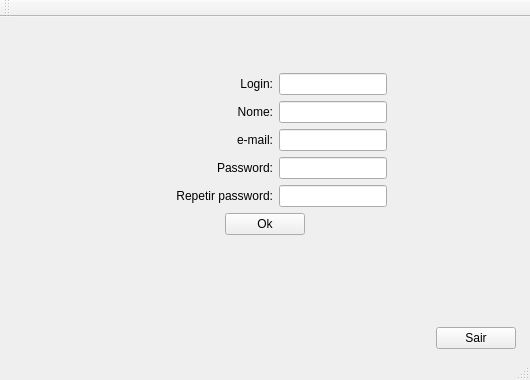
Old version of the form Controle_UsoDeEquipamento/GUI/telaRegistrarNovo.ui in the repository gpenello/ControleDeUso.
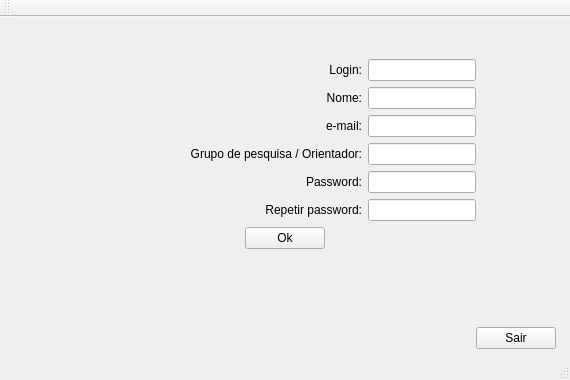
New version of the form.

Commit message: Adicionando usuário com grupo de pesquisa

Patch:
```diff
--- a/Controle_UsoDeEquipamento/GUI/telaRegistrarNovo.ui
+++ b/Controle_UsoDeEquipamento/GUI/telaRegistrarNovo.ui
@@ -6,19 +6,25 @@
    <rect>
     <x>0</x>
     <y>0</y>
-    <width>530</width>
+    <width>570</width>
     <height>380</height>
    </rect>
   </property>
+  <property name="sizePolicy">
+   <sizepolicy hsizetype="Fixed" vsizetype="Fixed">
+    <horstretch>0</horstretch>
+    <verstretch>0</verstretch>
+   </sizepolicy>
+  </property>
   <property name="minimumSize">
    <size>
-    <width>530</width>
+    <width>570</width>
     <height>380</height>
    </size>
   </property>
   <property name="maximumSize">
    <size>
-    <width>530</width>
+    <width>570</width>
     <height>380</height>
    </size>
   </property>
@@ -187,9 +193,12 @@
           <property name="orientation">
            <enum>Qt::Horizontal</enum>
           </property>
+          <property name="sizeType">
+           <enum>QSizePolicy::Fixed</enum>
+          </property>
           <property name="sizeHint" stdset="0">
            <size>
-            <width>40</width>
+            <width>80</width>
             <height>20</height>
            </size>
           </property>
@@ -252,9 +261,12 @@
           <property name="orientation">
            <enum>Qt::Horizontal</enum>
           </property>
+          <property name="sizeType">
+           <enum>QSizePolicy::Fixed</enum>
+          </property>
           <property name="sizeHint" stdset="0">
            <size>
-            <width>40</width>
+            <width>80</width>
             <height>20</height>
            </size>
           </property>
@@ -317,6 +329,29 @@
           <property name="orientation">
            <enum>Qt::Horizontal</enum>
           </property>
+          <property name="sizeType">
+           <enum>QSizePolicy::Fixed</enum>
+          </property>
+          <property name="sizeHint" stdset="0">
+           <size>
+            <width>80</width>
+            <height>20</height>
+           </size>
+          </property>
+         </spacer>
+        </item>
+       </layout>
+      </item>
+      <item>
+       <layout class="QHBoxLayout" name="horizontalLayout_8">
+        <item>
+         <spacer name="horizontalSpacer_14">
+          <property name="orientation">
+           <enum>Qt::Horizontal</enum>
+          </property>
+          <property name="sizeType">
+           <enum>QSizePolicy::Expanding</enum>
+          </property>
           <property name="sizeHint" stdset="0">
            <size>
             <width>40</width>
@@ -325,6 +360,54 @@
           </property>
          </spacer>
         </item>
+        <item>
+         <widget class="QLabel" name="label_6">
+          <property name="sizePolicy">
+           <sizepolicy hsizetype="Fixed" vsizetype="Preferred">
+            <horstretch>0</horstretch>
+            <verstretch>0</verstretch>
+           </sizepolicy>
+          </property>
+          <property name="minimumSize">
+           <size>
+            <width>130</width>
+            <height>0</height>
+           </size>
+          </property>
+          <property name="text">
+           <string>Grupo de pesquisa / Orientador:</string>
+          </property>
+          <property name="alignment">
+           <set>Qt::AlignRight|Qt::AlignTrailing|Qt::AlignVCenter</set>
+          </property>
+         </widget>
+        </item>
+        <item>
+         <widget class="QLineEdit" name="txt_grupoPesq">
+          <property name="sizePolicy">
+           <sizepolicy hsizetype="Fixed" vsizetype="Fixed">
+            <horstretch>0</horstretch>
+            <verstretch>0</verstretch>
+           </sizepolicy>
+          </property>
+         </widget>
+        </item>
+        <item>
+         <spacer name="horizontalSpacer_15">
+          <property name="orientation">
+           <enum>Qt::Horizontal</enum>
+          </property>
+          <property name="sizeType">
+           <enum>QSizePolicy::Fixed</enum>
+          </property>
+          <property name="sizeHint" stdset="0">
+           <size>
+            <width>80</width>
+            <height>20</height>
+           </size>
+          </property>
+         </spacer>
+        </item>
        </layout>
       </item>
       <item>
@@ -382,9 +465,12 @@
           <property name="orientation">
            <enum>Qt::Horizontal</enum>
           </property>
+          <property name="sizeType">
+           <enum>QSizePolicy::Fixed</enum>
+          </property>
           <property name="sizeHint" stdset="0">
            <size>
-            <width>40</width>
+            <width>80</width>
             <height>20</height>
            </size>
           </property>
@@ -453,9 +539,12 @@
           <property name="orientation">
            <enum>Qt::Horizontal</enum>
           </property>
+          <property name="sizeType">
+           <enum>QSizePolicy::Fixed</enum>
+          </property>
           <property name="sizeHint" stdset="0">
            <size>
-            <width>40</width>
+            <width>80</width>
             <height>20</height>
            </size>
           </property>
```
Left out of the diff: 3 changed lines with no effect on the pictures. The commit also changes 3 other files.
